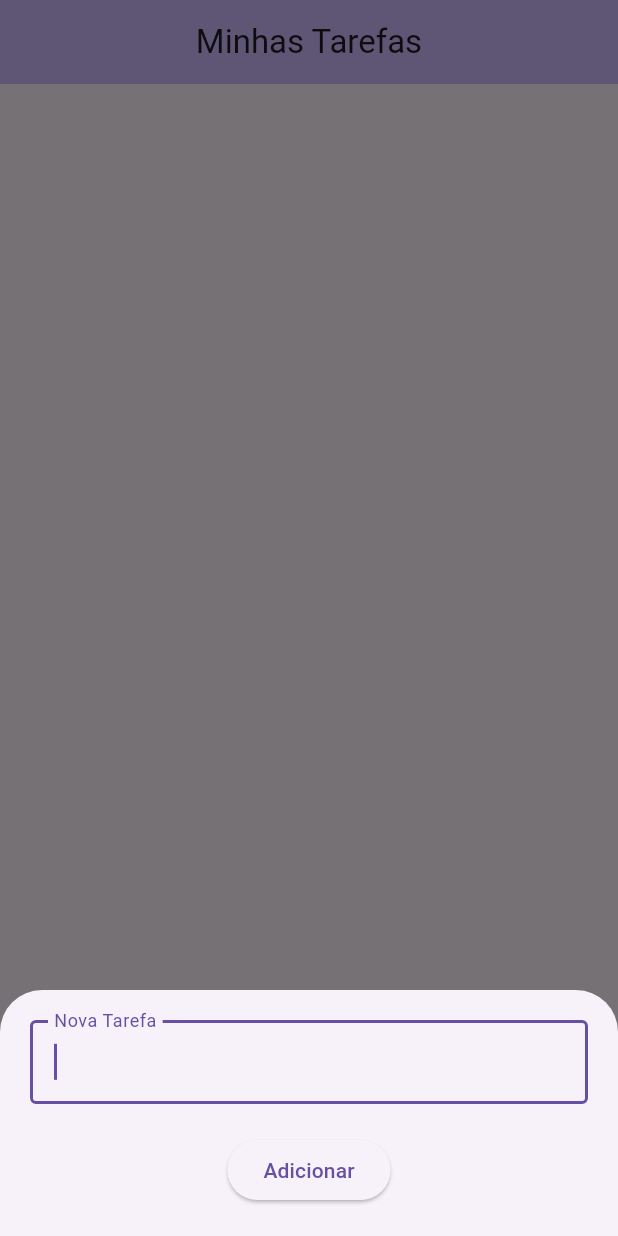
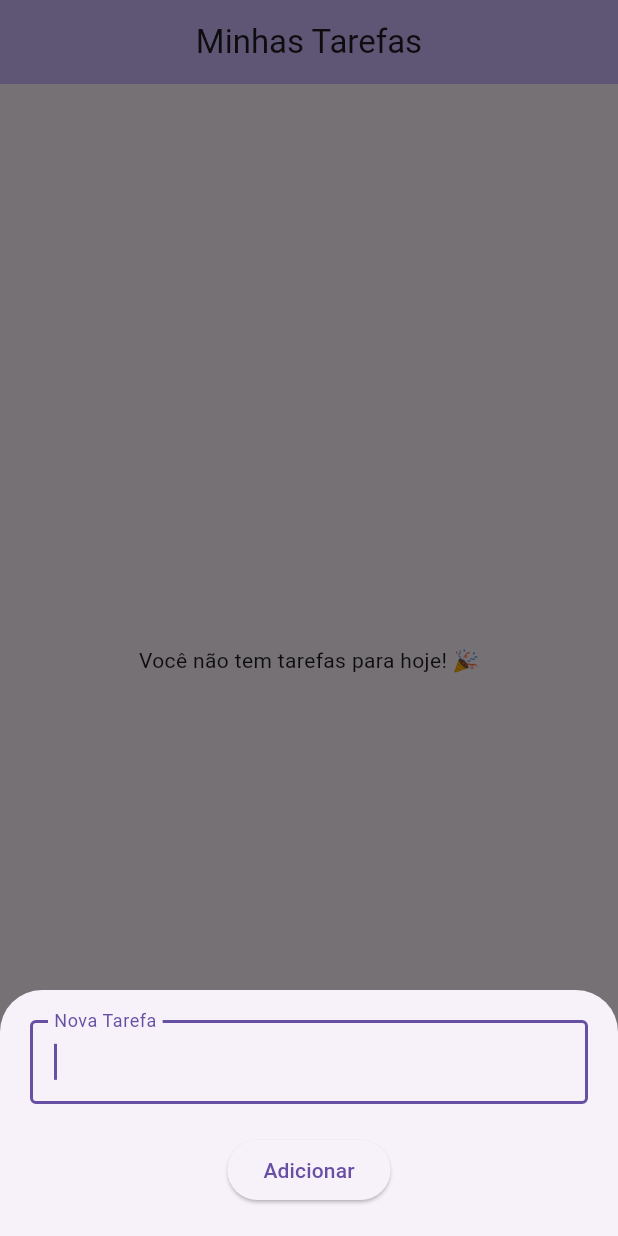
Before and after one commit to fgdamasceno/task-manager-flutter, a Flutter app: the screen it shows after launch, after a tap on the "add" icon, on a phone screen of 412 x 824 dp. Run offline on Flutter 3.47's test engine with Material 3 defaults, Android fonts, the phone set to English and light mode, and no system bars; our stand-ins replace shared_preferences.

```diff
--- a/lib/main.dart
+++ b/lib/main.dart
@@ -1,7 +1,6 @@
 import 'package:flutter/material.dart';
-import 'dart:convert';
-import 'package:shared_preferences/shared_preferences.dart';
 import 'package:task_manager/models/task_model.dart';
+import 'package:task_manager/repositories/task_repository.dart';
 
 void main() {
   runApp(const TaskApp());
@@ -30,6 +29,7 @@ class HomePage extends StatefulWidget {
 
 class _HomePageState extends State<HomePage> {
   final List<Task> _tasks = [];
+  final TaskRepository _repository = TaskRepository();
 
   final TextEditingController _taskController = TextEditingController();
 
@@ -65,29 +65,20 @@ class _HomePageState extends State<HomePage> {
     setState(() {
       _tasks.removeWhere((task) => task.id == id);
     });
-    _saveTasks(); // TODO: VERIFICAR SE POSIÇÃO ESTÁ CORRETA
+    _saveTasks();
   }
 
   // Função para carregar os dados ao iniciar o app
   Future<void> _loadTasks() async {
-    final prefs = await SharedPreferences.getInstance();
-    final String? tasksString = prefs.getString('tasks_key');
-
-    if (tasksString != null) {
-      final List<dynamic> decodedList = jsonDecode(tasksString);
+    final tasks = await _repository.loadTaskList();
     setState(() {
-        _tasks.addAll(decodedList.map((item) => Task.fromJson(item)).toList());
+      _tasks.addAll(tasks);
     });
-    }
   }
 
   // Função para salvar a lista no disco
   Future<void> _saveTasks() async {
-    final prefs = await SharedPreferences.getInstance();
-    final String encodedList = jsonEncode(
-      _tasks.map((t) => t.toJson()).toList(),
-    );
-    await prefs.setString('tasks_key', encodedList);
+    await _repository.saveTasksList(_tasks);
   }
 
   @override
@@ -104,13 +95,17 @@ class _HomePageState extends State<HomePage> {
         centerTitle: true,
         backgroundColor: Theme.of(context).colorScheme.inversePrimary,
       ),
-      body: ListView.builder(
+      body: _tasks.isEmpty
+          ? Center(
+              child: Text('Você não tem tarefas para hoje! 🎉'),
+            )
+          : ListView.builder(
               itemCount: _tasks.length,
               itemBuilder: (context, index) {
                 final task = _tasks[index];
                 return Dismissible(
                   key: Key(task.id),
-            direction: DismissDirection.endToStart,
+                  direction: DismissDirection.startToEnd,
                   background: Container(
                     color: Colors.red,
                     alignment: Alignment.centerRight,
@@ -137,7 +132,9 @@ class _HomePageState extends State<HomePage> {
                     title: Text(
                       task.title,
                       style: TextStyle(
-                  decoration: task.isDone ? TextDecoration.lineThrough : null,
+                        decoration: task.isDone
+                            ? TextDecoration.lineThrough
+                            : null,
                       ),
                     ),
                   ),
--- /dev/null
+++ b/lib/repositories/task_repository.dart
@@ -0,0 +1,26 @@
+import 'dart:convert';
+import 'package:shared_preferences/shared_preferences.dart';
+import 'package:task_manager/models/task_model.dart';
+
+class TaskRepository {
+  static const String _tasksKey = 'tasks_key';
+
+  Future<void> saveTasksList(List<Task> tasks) async {
+    final prefs = await SharedPreferences.getInstance();
+    final String encodedList = jsonEncode(
+      tasks.map((t) => t.toJson()).toList(),
+    );
+    await prefs.setString(_tasksKey, encodedList);
+  }
+
+  Future<List<Task>> loadTaskList() async {
+    final prefs = await SharedPreferences.getInstance();
+    final String? tasksString = prefs.getString(_tasksKey);
+
+    if (tasksString != null) {
+      final List<dynamic> decodedList = jsonDecode(tasksString);
+      return decodedList.map((item) => Task.fromJson(item)).toList();
+    }
+    return [];
+  }
+}
```
Lines whose indentation alone changed are shown as unchanged.
